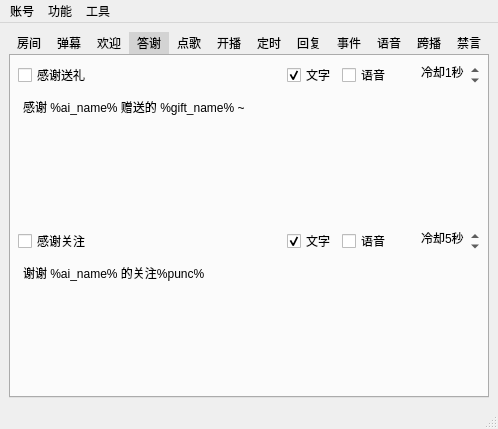
Above: mainwindow.ui from iwxyi/Bilibili-MagicalDanmaku before the change. Below: the same form after it.
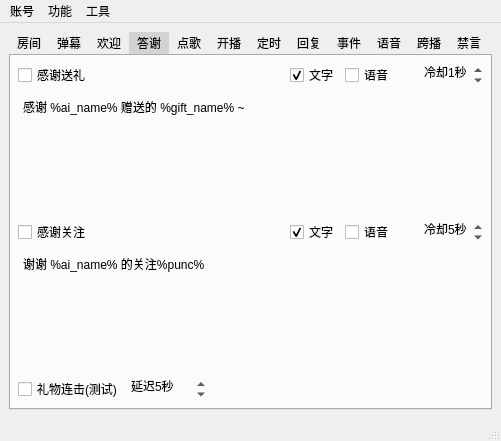
That is the form after the change. The open tabs and pages were chosen to show the change. Icons and pictures are not drawn. Custom widgets are drawn as their Qt base class.

Commit message: 添加礼物连击的延迟

The edit to the form file:
```diff
--- a/mainwindow.ui
+++ b/mainwindow.ui
@@ -6,8 +6,8 @@
    <rect>
     <x>0</x>
     <y>0</y>
-    <width>498</width>
-    <height>393</height>
+    <width>501</width>
+    <height>441</height>
    </rect>
   </property>
   <property name="windowTitle">
@@ -1016,17 +1016,59 @@
          </widget>
         </item>
         <item>
-         <spacer name="verticalSpacer_3">
-          <property name="orientation">
-           <enum>Qt::Vertical</enum>
+         <layout class="QHBoxLayout" name="horizontalLayout_47">
+          <property name="topMargin">
+           <number>0</number>
           </property>
-          <property name="sizeHint" stdset="0">
-           <size>
-            <width>20</width>
-            <height>40</height>
-           </size>
-          </property>
-         </spacer>
+          <item>
+           <widget class="QCheckBox" name="giftComboSendCheck">
+            <property name="text">
+             <string>礼物连击(测试)</string>
+            </property>
+           </widget>
+          </item>
+          <item>
+           <widget class="QSpinBox" name="giftComboDelaySpin">
+            <property name="styleSheet">
+             <string notr="true">QAbstractSpinBox
+{
+	background: transparent;
+}</string>
+            </property>
+            <property name="frame">
+             <bool>false</bool>
+            </property>
+            <property name="suffix">
+             <string>秒</string>
+            </property>
+            <property name="prefix">
+             <string>延迟</string>
+            </property>
+            <property name="minimum">
+             <number>1</number>
+            </property>
+            <property name="maximum">
+             <number>60</number>
+            </property>
+            <property name="value">
+             <number>5</number>
+            </property>
+           </widget>
+          </item>
+          <item>
+           <spacer name="horizontalSpacer_26">
+            <property name="orientation">
+             <enum>Qt::Horizontal</enum>
+            </property>
+            <property name="sizeHint" stdset="0">
+             <size>
+              <width>40</width>
+              <height>20</height>
+             </size>
+            </property>
+           </spacer>
+          </item>
+         </layout>
         </item>
        </layout>
       </widget>
@@ -2963,8 +3005,8 @@
     <rect>
      <x>0</x>
      <y>0</y>
-     <width>498</width>
-     <height>23</height>
+     <width>501</width>
+     <height>21</height>
     </rect>
    </property>
    <widget class="QMenu" name="menu_2">
```
Left out of the diff: 2 changed lines with no effect on the pictures. The commit also changes 5 other files.
